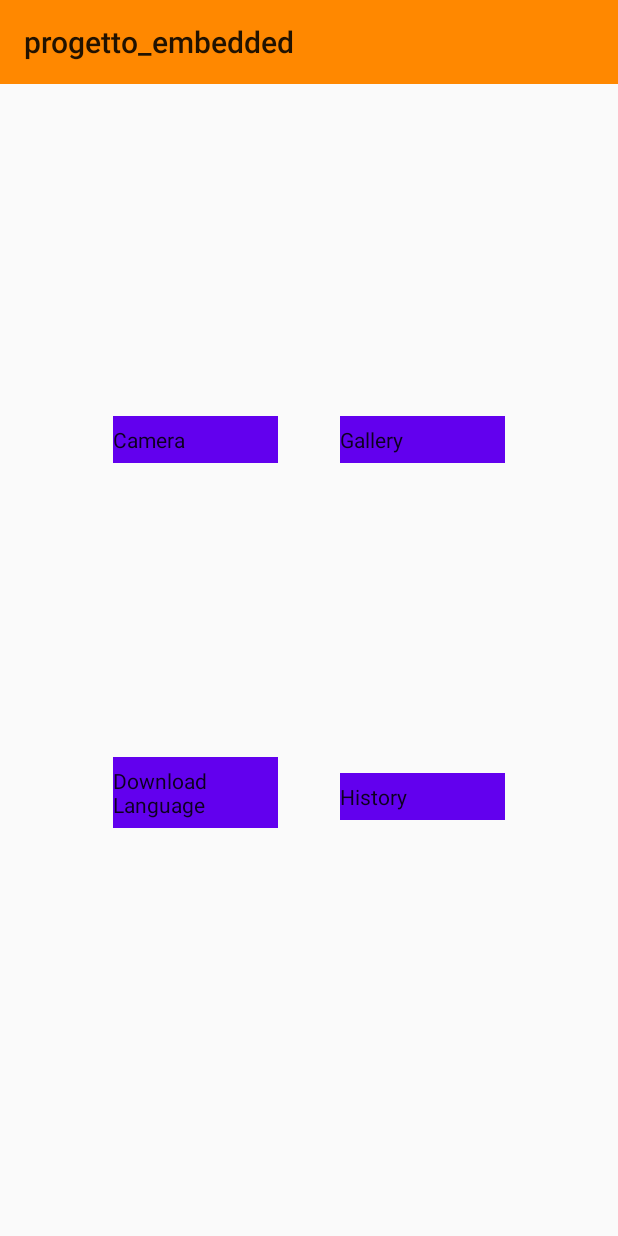
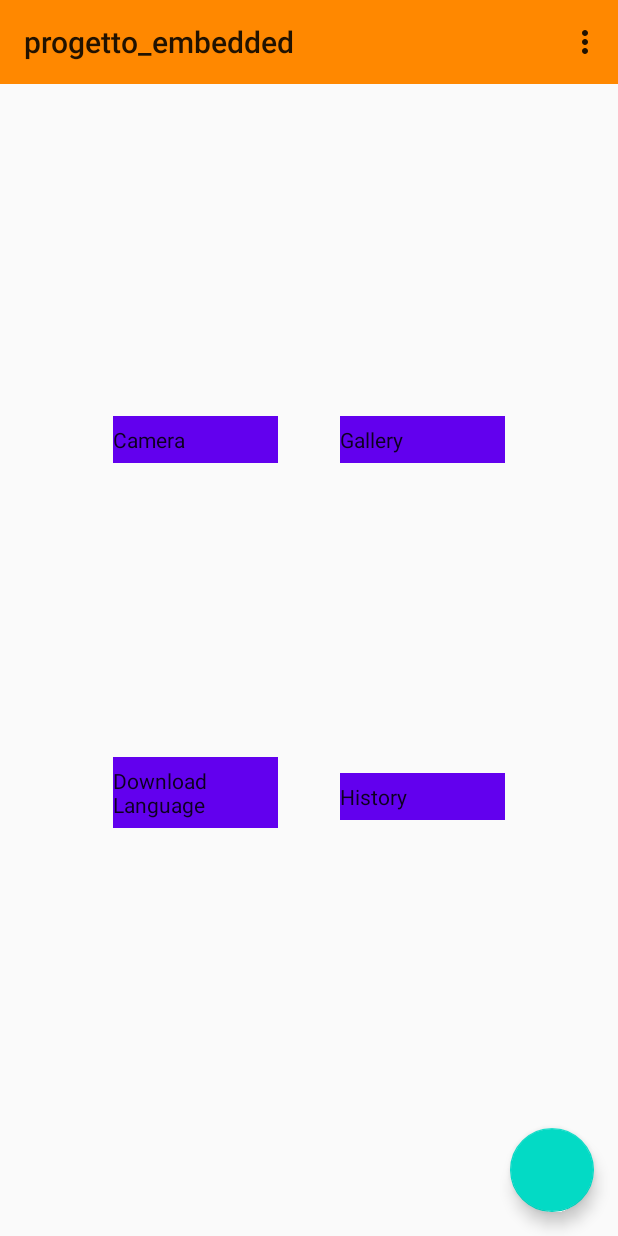
Before and after one commit to Starkiller13/progetto_embedded, an Android app: the screen it shows after launch (MainActivity), on a phone screen of 412 x 824 dp. Run offline under Robolectric (Android 15) with nearby library versions, the phone set to English and light mode, and no system bars.

Commit message:
Aggiunto FloatingActionButton

```diff
--- a/app/src/main/java/com/example/progetto_embedded/MainActivity.java
+++ b/app/src/main/java/com/example/progetto_embedded/MainActivity.java
@@ -18,7 +18,7 @@ public class MainActivity extends AppCompatActivity {
     protected void onCreate(Bundle savedInstanceState) {
         super.onCreate(savedInstanceState);
         setContentView(R.layout.activity_main);
-        Toolbar toolbar = findViewById(R.id.toolbar);
+        Toolbar toolbar = (Toolbar) findViewById(R.id.toolbar);
         setSupportActionBar(toolbar);
 
         FloatingActionButton fab = findViewById(R.id.fab);
--- a/app/src/main/res/layout/activity_main.xml
+++ b/app/src/main/res/layout/activity_main.xml
@@ -5,7 +5,9 @@
     android:layout_width="match_parent"
     android:layout_height="match_parent"
     tools:context=".MainActivity">
+
     <androidx.appcompat.widget.Toolbar
+        android:id="@+id/toolbar"
         android:layout_width="match_parent"
         android:layout_height="wrap_content"
         app:title="@string/app_name"
@@ -13,8 +15,22 @@
         android:theme="@style/ThemeOverlay.AppCompat.ActionBar"
         app:layout_constraintTop_toTopOf="parent"
         app:popupTheme="@style/ThemeOverlay.AppCompat.Light">
+    </androidx.appcompat.widget.Toolbar>
 
-    </androidx.appcompat.widget.Toolbar>
+
+
+    <!--Da aggiungere a FAB
+        android:src="@drawable/ic_my_icon"
+        android:contentDescription="@string/submit" -->
+
+    <com.google.android.material.floatingactionbutton.FloatingActionButton
+        android:id="@+id/fab"
+        android:layout_width="wrap_content"
+        android:layout_height="wrap_content"
+        app:layout_constraintRight_toRightOf="parent"
+        app:layout_constraintBottom_toBottomOf="parent"
+        android:layout_margin="16dp"
+        />
 
     <com.google.android.material.button.MaterialButton
         android:text="@string/home_button1"
```
